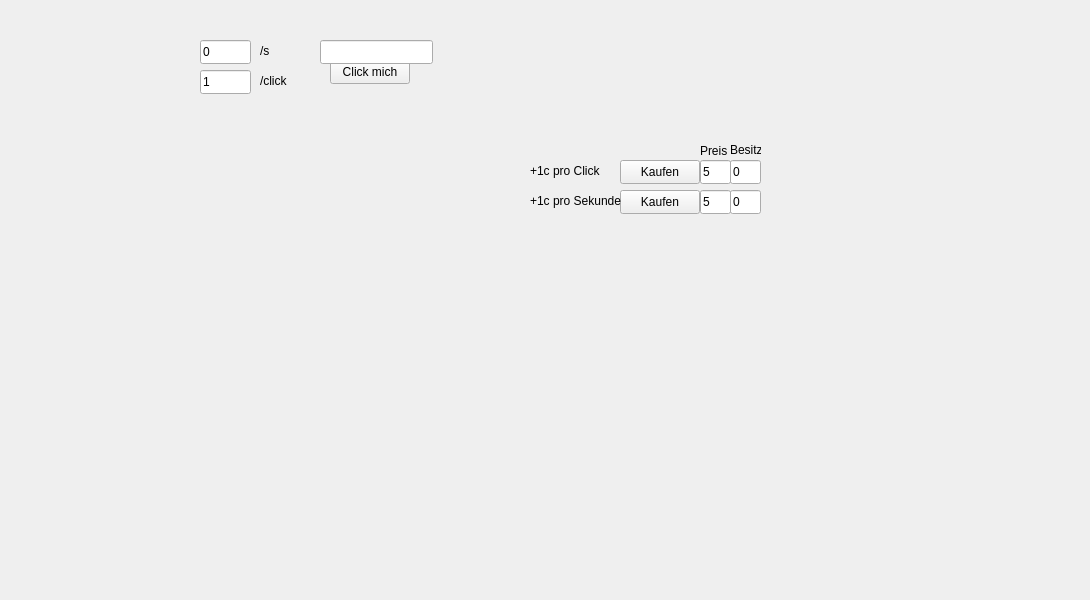
The window that mainwindow.ui (LuisKoch03/Bonusprojekt) describes before a commit, drawn with Qt 5.
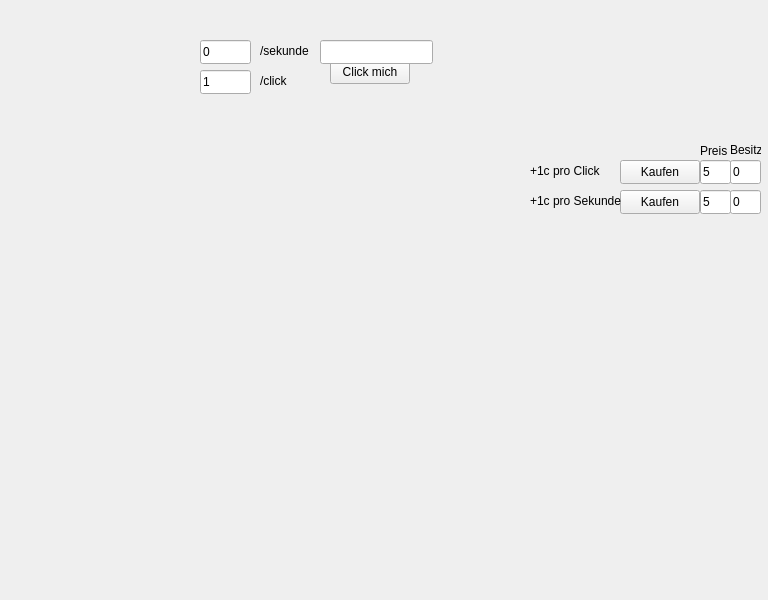
The same window after the commit.

Diff of the .ui file:
```diff
--- a/mainwindow.ui
+++ b/mainwindow.ui
@@ -6,7 +6,7 @@
    <rect>
     <x>0</x>
     <y>0</y>
-    <width>1090</width>
+    <width>768</width>
     <height>600</height>
    </rect>
   </property>
@@ -118,19 +118,6 @@
      <string>1</string>
     </property>
    </widget>
-   <widget class="QLabel" name="label">
-    <property name="geometry">
-     <rect>
-      <x>260</x>
-      <y>40</y>
-      <width>21</width>
-      <height>21</height>
-     </rect>
-    </property>
-    <property name="text">
-     <string>/s</string>
-    </property>
-   </widget>
    <widget class="QLabel" name="label_3">
     <property name="geometry">
      <rect>
@@ -220,6 +207,22 @@
     </property>
     <property name="text">
      <string>0</string>
+    </property>
+    <property name="readOnly">
+     <bool>true</bool>
+    </property>
+   </widget>
+   <widget class="QLabel" name="sasdasdasd">
+    <property name="geometry">
+     <rect>
+      <x>260</x>
+      <y>40</y>
+      <width>49</width>
+      <height>21</height>
+     </rect>
+    </property>
+    <property name="text">
+     <string>/sekunde</string>
     </property>
    </widget>
   </widget>
```
Left out of the diff: 15 changed lines with no effect on the pictures.
